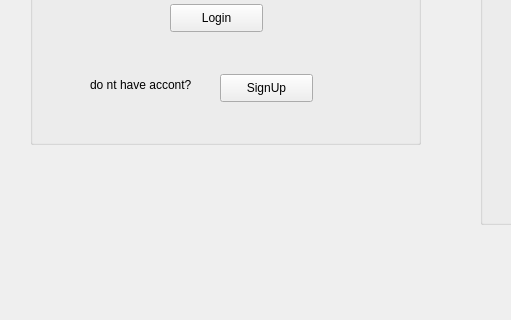
Old version of the form login_or_signup_page.ui in the repository Parsazahedian/Farm_fum_1402; both pictures show x 0 to 511 and y 326 to 646 of the 937 by 646 pixel window.
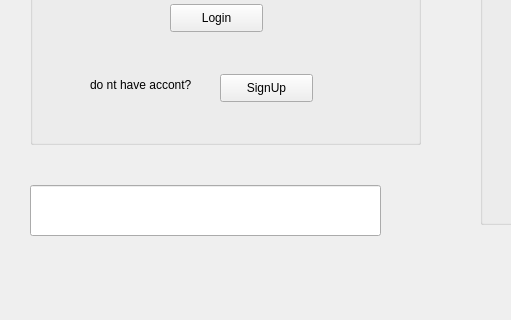
New version of the form. Icons and pictures are not drawn.

Commit message: The_promlem_of_insert_solved_and_the_logic_of_SignUpGroupbox_is_finished_but_Player_number_field_do_not_work

Diff of the .ui file:
```diff
--- a/login_or_signup_page.ui
+++ b/login_or_signup_page.ui
@@ -543,6 +543,16 @@
      </property>
     </widget>
    </widget>
+   <widget class="QLineEdit" name="lineEdit_14">
+    <property name="geometry">
+     <rect>
+      <x>30</x>
+      <y>511</y>
+      <width>351</width>
+      <height>51</height>
+     </rect>
+    </property>
+   </widget>
   </widget>
   <widget class="QMenuBar" name="menubar">
    <property name="geometry">
```
The commit also changes 1 other file.
